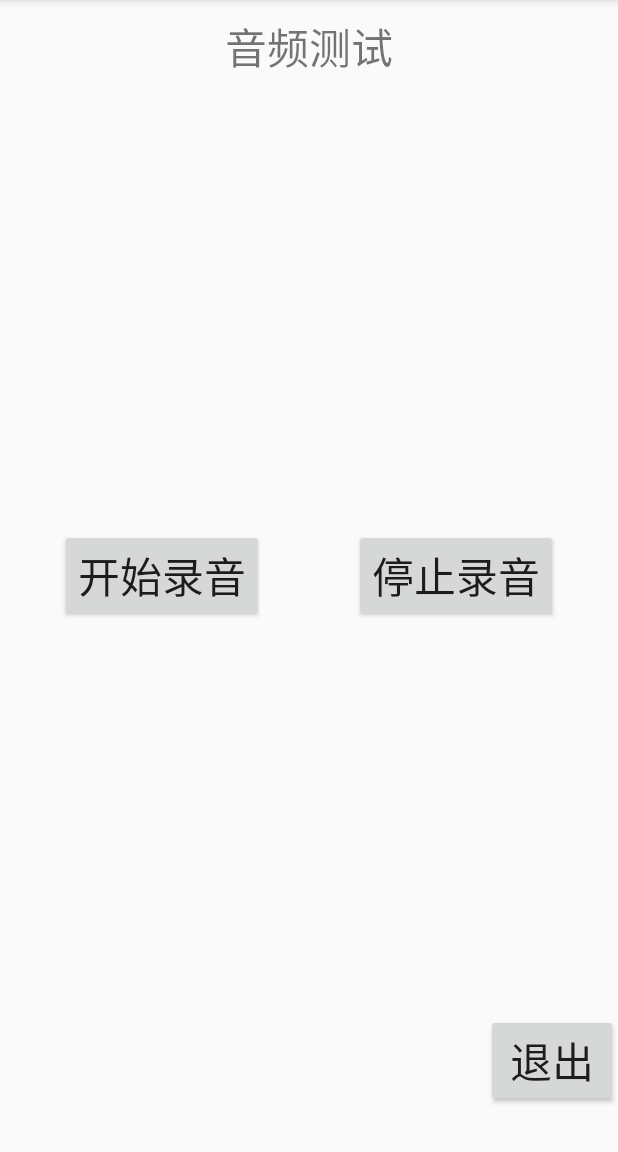
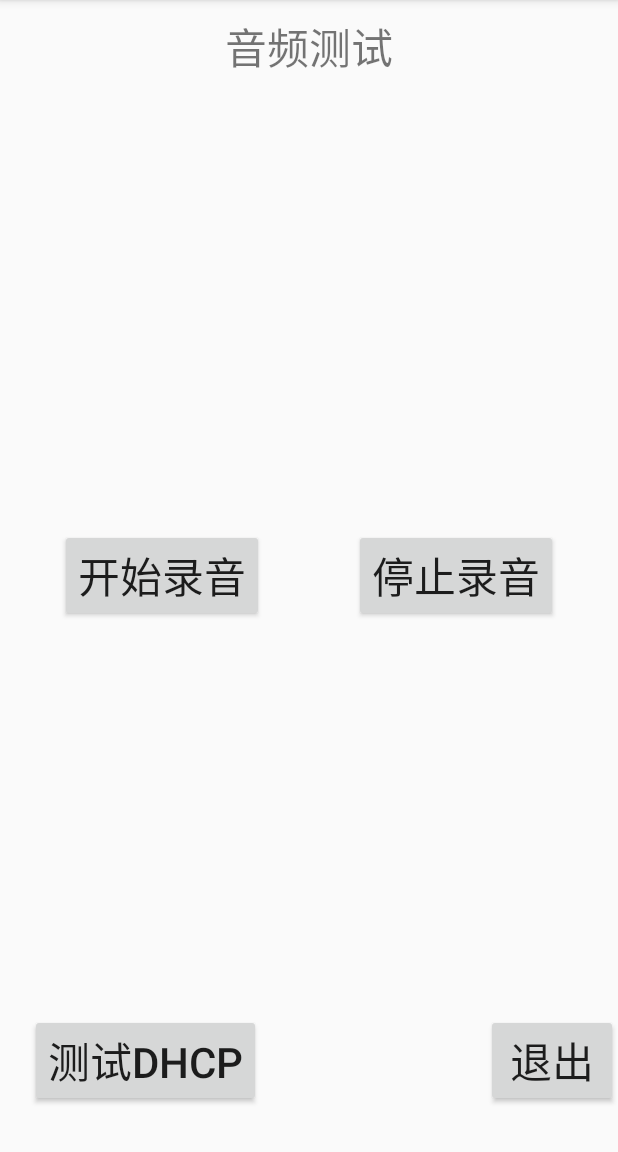
Before and after one commit to coder-Silver/RAWAudioData, an Android app: the screen it shows after launch (MainActivity), on a phone screen of 412 x 824 dp, the part 84-1236 px from its top. Run offline under Robolectric (Android 15) with nearby library versions, the phone set to English and light mode, and no system bars.

Commit message:
add dhcp test

```diff
--- a/AudioRecorder/app/src/main/java/com/tnt/audiorecorder/MainActivity.java
+++ b/AudioRecorder/app/src/main/java/com/tnt/audiorecorder/MainActivity.java
@@ -1,6 +1,7 @@
 package com.tnt.audiorecorder;
 
 import android.Manifest;
+import android.content.Intent;
 import android.content.pm.PackageManager;
 import android.media.AudioFormat;
 import android.media.AudioManager;
@@ -32,6 +33,8 @@ public class MainActivity extends AppCompatActivity {
     private Button mStop ;
     private Button mQuite ;
 
+    private Button mTest ;
+
     private AudioRecord  mAudioRecorder ;
 
     private Thread mRecordingThread ;
@@ -50,11 +53,15 @@ public class MainActivity extends AppCompatActivity {
         mStop = findViewById(R.id.stop_record) ;
         mQuite = findViewById(R.id.exit) ;
 
+        mTest = findViewById(R.id.test) ;
+
         ViewClickListener listener = new ViewClickListener() ;
         //initAudioRecorder() ;
         mStart.setOnClickListener(listener);
         mStop.setOnClickListener(listener);
         mQuite.setOnClickListener(listener);
+
+        mTest.setOnClickListener(listener);
 
         checkRecordPermission() ;
 
@@ -221,6 +228,10 @@ public class MainActivity extends AppCompatActivity {
             }else if (v.getId() == R.id.exit) {
                 stopRecording();
                 finish();
+            }else if (v.getId()==R.id.test) {
+                Intent intent = new Intent(MainActivity.this,DhcpActivity.class) ;
+                startActivity(intent) ;
+
             }
 
         }
--- a/AudioRecorder/app/src/main/res/layout/activity_main.xml
+++ b/AudioRecorder/app/src/main/res/layout/activity_main.xml
@@ -49,5 +49,16 @@
         android:text="@string/btn_exit"
         />
 
+    <Button
+        android:id="@+id/test"
+        android:layout_width="wrap_content"
+        android:layout_height="wrap_content"
+        android:text="@string/test_dhcp"
+        android:layout_gravity="left|bottom"
+        android:layout_marginBottom="30dp"
+        android:layout_marginLeft="20dp"
+        android:textSize="28sp"
+        />
+
 
 </FrameLayout>
--- a/AudioRecorder/app/src/main/res/values/strings.xml
+++ b/AudioRecorder/app/src/main/res/values/strings.xml
@@ -3,4 +3,5 @@
     <string name="start_record">开始录音</string>
     <string name="stop_record">停止录音</string>
     <string name="btn_exit">退出</string>
+    <string name="test_dhcp">测试dhcp</string>
 </resources>
```
Also changed, not shown: AudioRecorder/app/src/main/AndroidManifest.xml (+5 -2 lines), AudioRecorder/app/src/main/java/com/tnt/audiorecorder/DhcpActivity.java (added, +85 -0 lines), AudioRecorder/app/src/main/res/layout/activity_dhcp.xml (added, +27 -0 lines).
